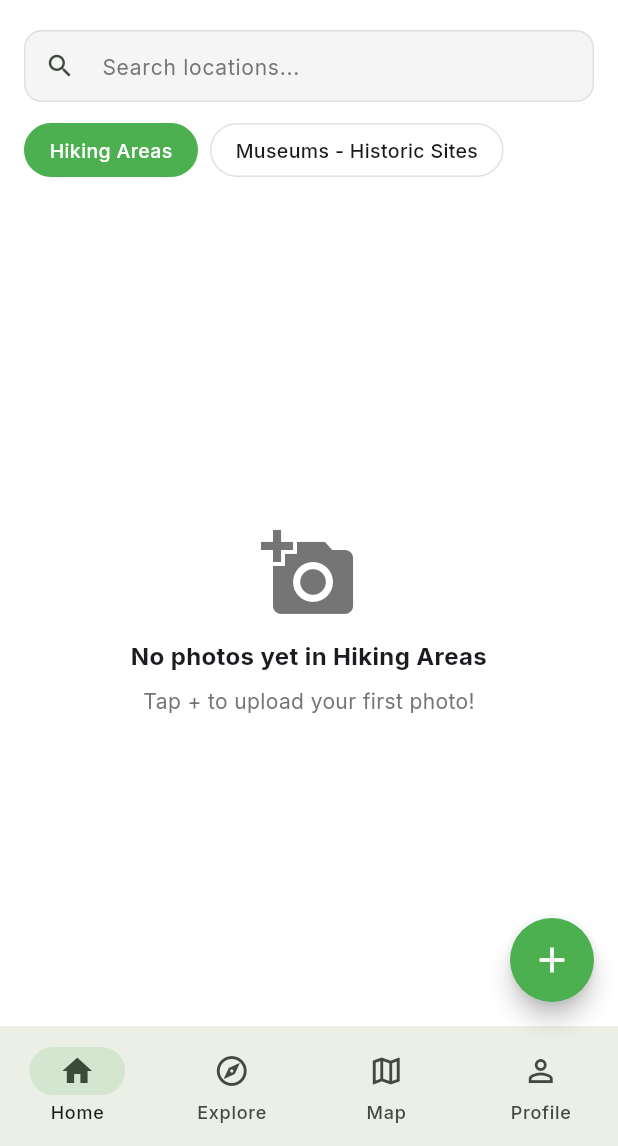
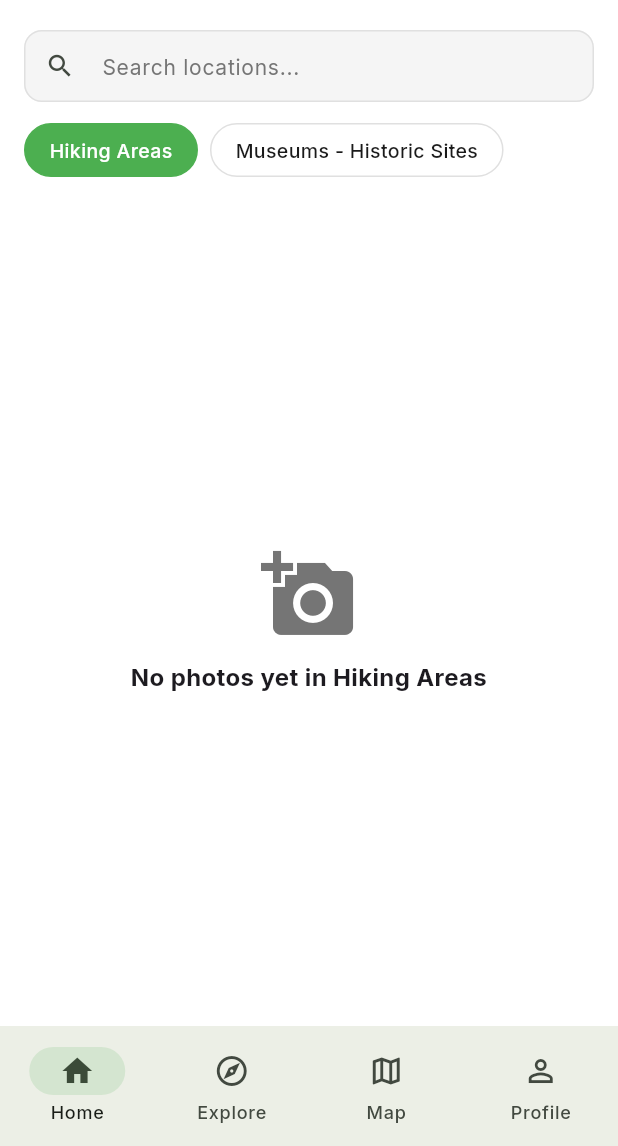
Before and after one commit to bkapsalis/photos-activities, a Flutter app: the screen it shows once a user with an empty profile is signed in, on a phone screen of 412 x 824 dp, the part 90-1236 px from its top. Run offline on Flutter 3.47's test engine with Material 3 defaults, Android fonts, the phone set to English and light mode, and no system bars; our stand-ins replace cached_network_image, carousel_slider, cloud_firestore, file_picker, firebase_analytics, firebase_auth and 11 more; missing offline and left inert: cached_network_image_platform_interface, dart:js_interop, exif_reader, firebase_performance; accounts and stored records are empty.

Commit message:
Offer uploading only to moderators until uploads are opened
The mobile + button, the web Camera/Upload/Folder buttons and the "upload
your first photo" hints now show only to a moderator, or to everyone once
config/app sets uploadsOpen. They follow the switch live, so opening
uploads in the Firebase console shows the buttons without a release.

Until the switch has been read, or if it cannot be, only a moderator
sees them: the same state in which the rules refuse everyone else.

Co-Authored-By: Claude Opus 5.5 <noreply@anthropic.com>

```diff
--- a/lib/core/utils/permissions.dart
+++ b/lib/core/utils/permissions.dart
@@ -27,3 +27,10 @@ bool canModify(String ownerId, [User? user]) {
   if (user == null) return false;
   return (ownerId.isNotEmpty && user.uid == ownerId) || isAdmin(user);
 }
+
+/// Whether to offer the signed-in user uploading: always to a moderator,
+/// and to everyone once config/app sets uploadsOpen. firestore.rules and
+/// storage.rules enforce the same, so this only keeps the app from offering
+/// an upload the server would refuse.
+bool canUpload({required bool uploadsOpen, User? user}) =>
+    uploadsOpen || isAdmin(user);
--- a/lib/features/home/widgets/mobile_home_layout.dart
+++ b/lib/features/home/widgets/mobile_home_layout.dart
@@ -4,6 +4,7 @@ import '../../../core/services/firestore_service.dart';
 import '../../../core/utils/photo_sorting.dart';
 import '../../../core/theme/app_colors.dart';
 import '../../../core/widgets/shared_widgets.dart';
+import '../../../core/widgets/upload_access.dart';
 import '../../auth/account_button.dart';
 import '../../auth/upgrade_account_screen.dart';
 import '../../profile/profile_screen.dart';
@@ -459,14 +460,20 @@ class _MobileHomeLayoutState extends State<MobileHomeLayout> {
 
       // FAB with 3 upload options. Only the feed offers uploading: Explore is
       // a read-only shuffle, and on the map the button sits over the tiles and
-      // pins without belonging to the place being looked at.
+      // pins without belonging to the place being looked at. Only for those
+      // allowed to upload; see UploadAccess.
       floatingActionButton: _navIndex != 0
           ? null
+          : UploadAccess(
+              builder: (context, canUpload) => !canUpload
+                  ? const SizedBox.shrink()
                   : FloatingActionButton(
-              onPressed: () => _showUploadOptions(context, currentCategory),
+                      onPressed: () =>
+                          _showUploadOptions(context, currentCategory),
                       backgroundColor: AppColors.primary,
                       foregroundColor: Colors.white,
                       child: const Icon(Icons.add, size: 28),
+                    ),
             ),
 
       bottomNavigationBar: NavigationBar(
@@ -690,13 +697,18 @@ class _EmptyFeed extends StatelessWidget {
               style: const TextStyle(fontWeight: FontWeight.bold, fontSize: 16),
               textAlign: TextAlign.center,
             ),
-            if (searchQuery.isEmpty) ...[
-              const SizedBox(height: 8),
-              const Text(
+            if (searchQuery.isEmpty)
+              UploadAccess(
+                builder: (context, canUpload) => !canUpload
+                    ? const SizedBox.shrink()
+                    : const Padding(
+                        padding: EdgeInsets.only(top: 8),
+                        child: Text(
                           'Tap + to upload your first photo!',
                           style: TextStyle(color: AppColors.textSecondary),
                         ),
-            ],
+                      ),
+              ),
           ],
         ),
       ),
```
Also changed, not shown: lib/core/services/app_config_service.dart (added, +15 -0 lines), lib/core/widgets/upload_access.dart (added, +47 -0 lines), lib/features/home/widgets/web_home_layout.dart (+29 -9 lines), 2 other files. Lines whose indentation alone changed are shown as unchanged.
